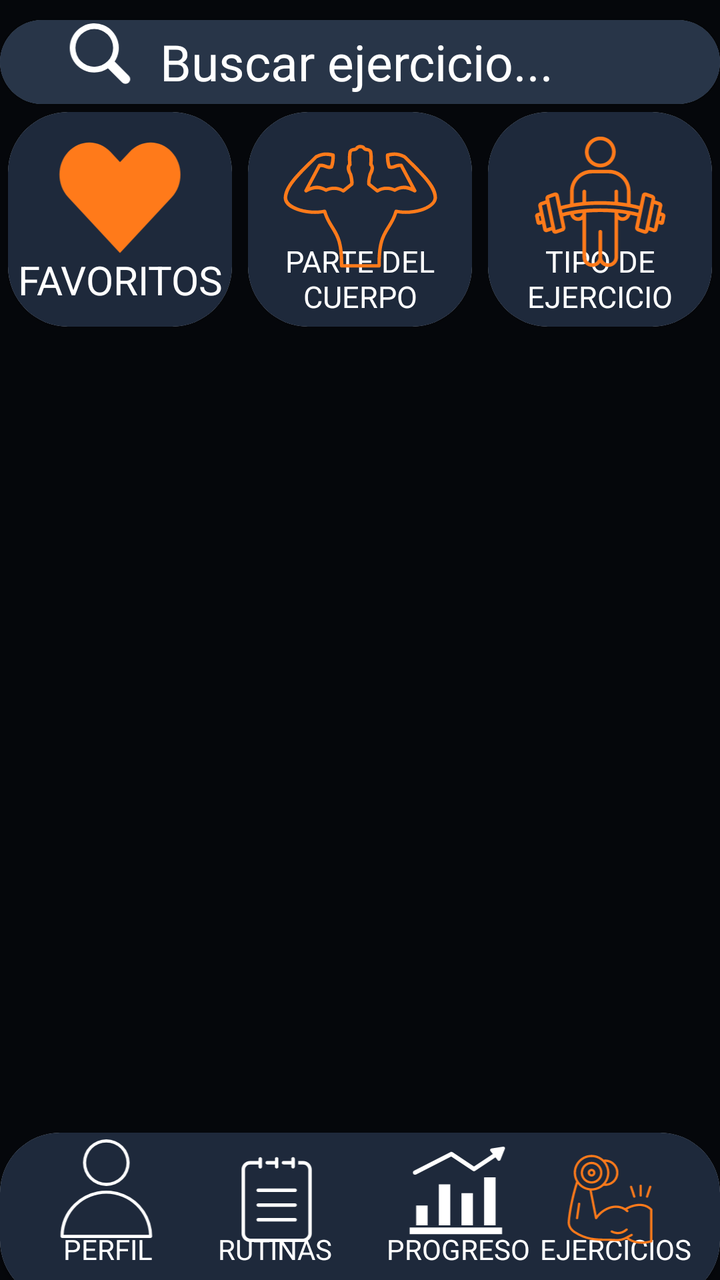
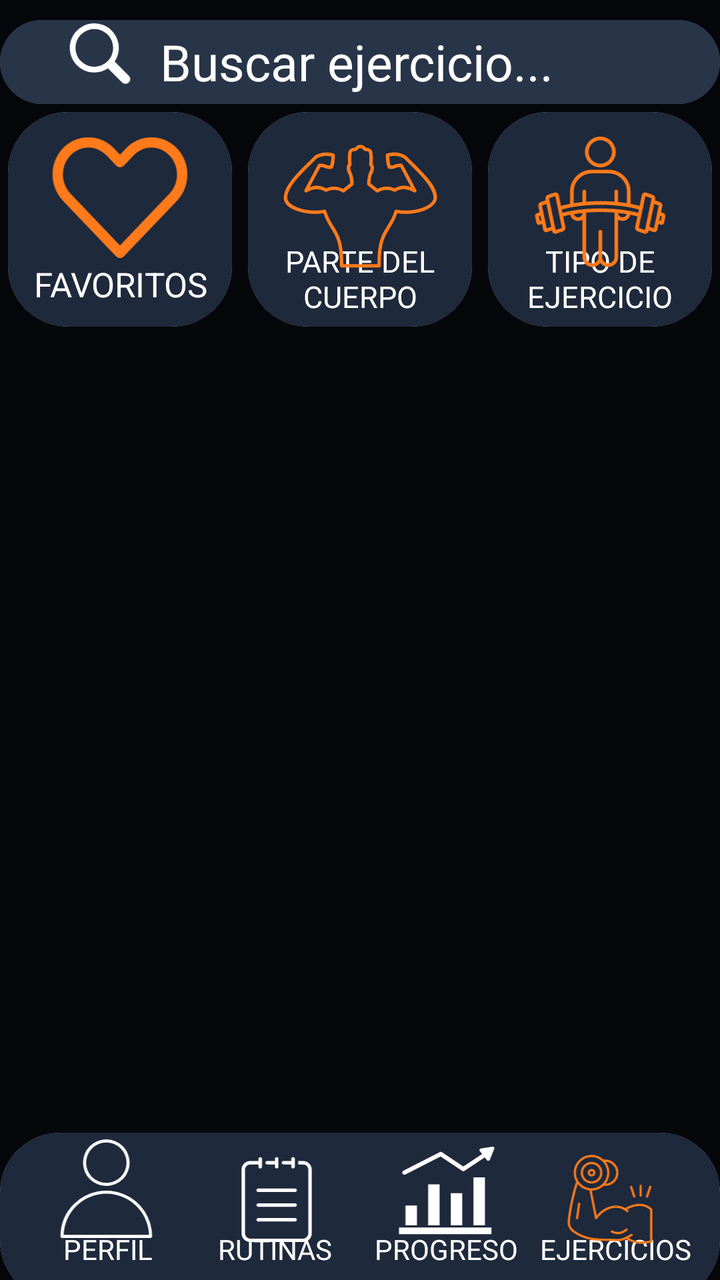

Two renders of the same Android screen: before a commit and after it. Below are the layout's source before the change and the commit's diff.
<!-- AndroidManifest.xml: application theme Theme.DailyRep -->
<!-- res/layout/activity_ejercicios.xml -->
<?xml version="1.0" encoding="utf-8"?>
<LinearLayout xmlns:android="http://schemas.android.com/apk/res/android"
    xmlns:app="http://schemas.android.com/apk/res-auto"
    xmlns:tools="http://schemas.android.com/tools"
    android:id="@+id/main"
    android:layout_width="match_parent"
    android:layout_height="match_parent"
    tools:context=".Ejercicios"
    android:orientation="vertical"
    android:background="@color/fondoPantallas"
    android:weightSum="15">
    <androidx.cardview.widget.CardView
        android:layout_width="match_parent"
        android:layout_height="0dp"
        android:layout_weight="1"
        android:layout_marginTop="10dp"
        app:cardCornerRadius="30dp">
        <androidx.constraintlayout.widget.ConstraintLayout
            android:layout_width="match_parent"
            android:layout_height="match_parent"
            android:background="@color/buscador">
            <ImageView
                android:id="@+id/vector_lupa"
                android:layout_width="100dp"
                android:layout_height="wrap_content"
                app:layout_constraintTop_toTopOf="parent"
                app:layout_constraintBottom_toBottomOf="parent"
                android:src="@drawable/lupa"
                android:elevation="1dp"
                android:tint="@color/textos"
                app:layout_constraintStart_toStartOf="parent">
            </ImageView>
            <EditText
                android:id="@+id/buscador"
                android:layout_width="match_parent"
                android:layout_height="match_parent"
                android:background="@color/buscador"
                android:hint="@string/buscar_ejercicio"
                android:textColorHint="@color/textos"
                android:textColor="@color/textos"
                android:textSize="25sp"
                android:paddingStart="80dp"
                >
            </EditText>
        </androidx.constraintlayout.widget.ConstraintLayout>
    </androidx.cardview.widget.CardView>
    <LinearLayout
        android:layout_width="match_parent"
        android:layout_height="0dp"
        android:layout_weight="2.75"
        android:weightSum="3"
        android:orientation="horizontal">
        <androidx.constraintlayout.widget.ConstraintLayout
            android:layout_width="0dp"
            android:layout_height="match_parent"
            android:layout_weight="1">
            <androidx.cardview.widget.CardView
                android:layout_width="match_parent"
                android:layout_height="match_parent"
                app:cardCornerRadius="30dp"
                android:layout_margin="4dp">
                <TextView
                    android:layout_width="match_parent"
                    android:layout_height="match_parent"
                    android:background="@color/cuadros"
                    android:text="@string/favoritos"
                    android:textColor="@color/textos"
                    android:textSize="20dp"
                    android:gravity="center|bottom"
                    android:paddingBottom="10dp">
                </TextView>
            </androidx.cardview.widget.CardView>
            <ImageView
                android:layout_width="108dp"
                android:layout_height="108dp"
                android:src="@drawable/heart"
                android:tint="@color/naranja"
                android:elevation="2dp"
                app:layout_constraintTop_toTopOf="parent"
                app:layout_constraintBottom_toBottomOf="parent"
                app:layout_constraintStart_toStartOf="parent"
                app:layout_constraintEnd_toEndOf="parent">
            </ImageView>
        </androidx.constraintlayout.widget.ConstraintLayout>
        <androidx.constraintlayout.widget.ConstraintLayout
            android:layout_width="0dp"
            android:layout_height="match_parent"
            android:layout_weight="1">
            <androidx.cardview.widget.CardView
                android:layout_width="match_parent"
                android:layout_height="match_parent"
                app:cardCornerRadius="30dp"
                android:layout_margin="4dp">
                <TextView
                    android:layout_width="match_parent"
                    android:layout_height="match_parent"
                    android:background="@color/cuadros"
                    android:text="@string/parteDelCuerpo"
                    android:textColor="@color/textos"
                    android:textSize="15sp"
                    android:gravity="center|bottom"
                    android:paddingBottom="5dp">
                </TextView>
            </androidx.cardview.widget.CardView>
            <ImageView
                android:layout_width="115dp"
                android:layout_height="115dp"
                android:src="@drawable/parte_cuerpo"
                android:tint="@color/naranja"
                android:elevation="2dp"
                app:layout_constraintTop_toTopOf="parent"
                app:layout_constraintStart_toStartOf="parent"
                app:layout_constraintEnd_toEndOf="parent">
            </ImageView>
        </androidx.constraintlayout.widget.ConstraintLayout>
        <androidx.constraintlayout.widget.ConstraintLayout
            android:layout_width="0dp"
            android:layout_height="match_parent"
            android:layout_weight="1">
            <androidx.cardview.widget.CardView
                android:layout_width="match_parent"
                android:layout_height="match_parent"
                app:cardCornerRadius="30dp"
                android:layout_margin="4dp">
                <TextView
                    android:layout_width="match_parent"
                    android:layout_height="match_parent"
                    android:background="@color/cuadros"
                    android:text="@string/tipo_ejercicio"
                    android:textColor="@color/textos"
                    android:textSize="15sp"
                    android:gravity="center|bottom"
                    android:paddingBottom="5dp">
                </TextView>
            </androidx.cardview.widget.CardView>
            <ImageView
                android:layout_width="115dp"
                android:layout_height="110dp"
                android:src="@drawable/tipo_ejercicio"
                android:tint="@color/naranja"
                android:elevation="2dp"
                app:layout_constraintTop_toTopOf="parent"
                app:layout_constraintStart_toStartOf="parent"
                app:layout_constraintEnd_toEndOf="parent">
            </ImageView>
        </androidx.constraintlayout.widget.ConstraintLayout>
    </LinearLayout>
    <LinearLayout
        android:layout_width="match_parent"
        android:layout_height="0dp"
        android:orientation="vertical"
        android:layout_weight="9.5">
        <androidx.recyclerview.widget.RecyclerView
            android:id="@+id/recycler_ejercicios"
            android:layout_width="match_parent"
            android:layout_height="wrap_content">
        </androidx.recyclerview.widget.RecyclerView>
    </LinearLayout>
    <androidx.cardview.widget.CardView
        android:layout_width="match_parent"
        android:layout_height="0dp"
        android:layout_weight="2"
        app:cardCornerRadius="30dp">
        <androidx.constraintlayout.widget.ConstraintLayout
            android:layout_width="match_parent"
            android:layout_height="match_parent"
            android:background="@color/cuadros">
            <TextView
                android:id="@+id/textoPerfil"
                android:layout_width="wrap_content"
                android:layout_height="wrap_content"
                android:textColor="@color/textos"
                android:text="@string/perfil"
                app:layout_constraintStart_toStartOf="parent"
                app:layout_constraintTop_toTopOf="parent"
                app:layout_constraintBottom_toBottomOf="parent"
                app:layout_constraintEnd_toEndOf="parent"
                app:layout_constraintVertical_bias="0.75"
                app:layout_constraintHorizontal_bias="0.10">
            </TextView>
            <ImageView
                android:layout_width="65dp"
                android:layout_height="65dp"
                android:src="@drawable/perfil"
                app:layout_constraintBottom_toBottomOf="parent"
                app:layout_constraintTop_toTopOf="parent"
                app:layout_constraintStart_toStartOf="parent"
                app:layout_constraintEnd_toEndOf="parent"
                app:layout_constraintHorizontal_bias="0.07"
                app:layout_constraintVertical_bias="0.10"
                android:tint="@color/textos">
            </ImageView>
            <TextView
                android:id="@+id/textoRutinas"
                android:layout_width="wrap_content"
                android:layout_height="wrap_content"
                android:textColor="@color/textos"
                android:text="@string/rutinas"
                app:layout_constraintStart_toStartOf="parent"
                app:layout_constraintTop_toTopOf="parent"
                app:layout_constraintBottom_toBottomOf="parent"
                app:layout_constraintEnd_toEndOf="parent"
                app:layout_constraintVertical_bias="0.75"
                app:layout_constraintHorizontal_bias="0.36">
            </TextView>
            <ImageView
                android:layout_width="100dp"
                android:layout_height="100dp"
                android:src="@drawable/rutinas"
                app:layout_constraintTop_toTopOf="parent"
                app:layout_constraintStart_toStartOf="parent"
                app:layout_constraintEnd_toEndOf="parent"
                android:paddingBottom="25dp"
                app:layout_constraintHorizontal_bias="0.34"
                android:tint="@color/textos">
            </ImageView>
            <TextView
                android:id="@+id/textoProgreso"
                android:layout_width="wrap_content"
                android:layout_height="wrap_content"
                android:textColor="@color/textos"
                android:text="@string/progreso"
                app:layout_constraintStart_toStartOf="parent"
                app:layout_constraintTop_toTopOf="parent"
                app:layout_constraintBottom_toBottomOf="parent"
                app:layout_constraintEnd_toEndOf="parent"
                app:layout_constraintVertical_bias="0.75"
                app:layout_constraintHorizontal_bias="0.67">
            </TextView>
            <ImageView
                android:layout_width="90dp"
                android:layout_height="90dp"
                android:src="@drawable/progreso"
                app:layout_constraintTop_toTopOf="parent"
                app:layout_constraintStart_toStartOf="parent"
                app:layout_constraintEnd_toEndOf="parent"
                android:paddingBottom="25dp"
                app:layout_constraintHorizontal_bias="0.68"
                android:tint="@color/textos">
            </ImageView>
            <TextView
                android:id="@+id/textoEjercicios"
                android:layout_width="wrap_content"
                android:layout_height="wrap_content"
                android:textColor="@color/textos"
                android:text="@string/ejercicios"
                app:layout_constraintStart_toStartOf="parent"
                app:layout_constraintTop_toTopOf="parent"
                app:layout_constraintBottom_toBottomOf="parent"
                app:layout_constraintEnd_toEndOf="parent"
                app:layout_constraintVertical_bias="0.75"
                app:layout_constraintHorizontal_bias="0.95">
            </TextView>
            <ImageView
                android:layout_width="110dp"
                android:layout_height="100dp"
                android:src="@drawable/ejercicios"
                app:layout_constraintTop_toTopOf="parent"
                app:layout_constraintEnd_toEndOf="parent"
                android:paddingBottom="25dp"
                android:tint="@color/naranja">
            </ImageView>
        </androidx.constraintlayout.widget.ConstraintLayout>
    </androidx.cardview.widget.CardView>
</LinearLayout>
<!-- resources referenced by this layout -->
<resources>
  <color name="buscador">
          #283548
      </color>
  <color name="cuadros">
          #1E293B
      </color>
  <color name="fondoPantallas">
          #05070B
      </color>
  <color name="naranja">
          #FF7A1A
      </color>
  <color name="textos">
          #FFFFFF
      </color>
  <!-- drawable heart (drawable) -->
  <vector xmlns:android="http://schemas.android.com/apk/res/android"
      android:width="100dp"
      android:height="125dp"
      android:viewportWidth="100"
      android:viewportHeight="125">
    <path
        android:pathData="m20.07,23.46c-6.76,7.28 -6.75,18.98 0,26.27l29.91,32.28c9.98,-10.75 19.97,-21.49 29.95,-32.24 6.76,-7.28 6.76,-18.99 0,-26.27 -6.76,-7.28 -17.64,-7.28 -24.4,0l-5.51,5.93 -5.55,-5.97c-6.76,-7.28 -17.64,-7.28 -24.4,0z"
        android:fillColor="#000000"
        android:strokeColor="#00000000"/>
  </vector>
  <!-- drawable lupa (drawable) -->
  <vector xmlns:android="http://schemas.android.com/apk/res/android"
      android:width="100dp"
      android:height="125dp"
      android:viewportWidth="100"
      android:viewportHeight="125">
    <path
        android:fillColor="#FF000000"
        android:pathData="M41.51,78.03A36.31,36.31 0,0 0,61.86 71.82L82.98,92.94a7.04,7.04 0,1 0,9.96 -9.96L71.82,61.86a36.51,36.51 0,1 0,-30.3 16.17ZM41.51,13.45A28.07,28.07 0,1 1,13.45 41.51,28.1 28.1,0 0,1 41.51,13.45Z"/>
  </vector>
  <!-- drawable perfil (drawable) -->
  <vector xmlns:android="http://schemas.android.com/apk/res/android"
      android:width="95dp"
      android:height="118.75dp"
      android:viewportWidth="95"
      android:viewportHeight="118.75">
    <path
        android:fillColor="#FF000000"
        android:pathData="M47.5,52.1A39.05,39.05 0,0 1,86.47 89.69L8.53,89.69A39.05,39.05 0,0 1,47.5 52.1ZM7.1,92.5L87.9,92.5a1.41,1.41 0,0 0,1.41 -1.41A41.81,41.81 0,0 0,17.93 61.53,41.54 41.54,0 0,0 5.69,91.09 1.41,1.41 0,0 0,7.1 92.5ZM47.5,5.31a18.46,18.46 0,1 1,-18.46 18.46A18.48,18.48 0,0 1,47.5 5.31ZM47.5,45.04A21.27,21.27 0,1 0,26.23 23.77,21.3 21.3,0 0,0 47.5,45.04Z"
        android:fillType="evenOdd"/>
  </vector>
  <!-- drawable progreso (drawable) -->
  <vector xmlns:android="http://schemas.android.com/apk/res/android"
      android:width="110dp"
      android:height="135dp"
      android:viewportWidth="110"
      android:viewportHeight="135">
    <path
        android:fillColor="#FF000000"
        android:pathData="m94.75,46.35v49.84l-11.95,0v-49.85zM59.31,62.85v33.35h11.88v-33.35zM35.78,53.59v42.6h11.88v-42.6zM5.5,105.4h95.97v-6.96h-95.97zM12.25,75.68v20.51h11.88v-20.51zM102.64,14.62 L90.43,16.37c-1.21,0.14 -1.84,1.69 -1.05,2.62l2.48,3.16 -19.54,12.98 -22.28,-14.81c-0.38,-0.25 -0.81,-0.37 -1.25,-0.37 -0.35,0 -0.71,0.08 -1.02,0.23l-37.66,19.25c-2.61,1.39 -0.59,5.27 2.04,4l36.49,-18.65 22.43,14.9c0.75,0.5 1.73,0.5 2.48,0l21.09,-14 2.36,3c0.72,0.98 2.38,0.74 2.79,-0.4l4.59,-11.44c0.48,-1.11 -0.54,-2.44 -1.74,-2.22z"/>
  </vector>
  <string name="buscar_ejercicio">Buscar ejercicio...</string>
  <string name="ejercicios">EJERCICIOS</string>
  <string name="favoritos">FAVORITOS</string>
  <string name="parteDelCuerpo">PARTE DEL CUERPO</string>
  <string name="perfil">PERFIL</string>
  <string name="progreso">PROGRESO</string>
  <string name="rutinas">RUTINAS</string>
  <string name="tipo_ejercicio">TIPO DE EJERCICIO</string>
  <style name="Theme.DailyRep" parent="Base.Theme.DailyRep" />
  <style name="Base.Theme.DailyRep" parent="Theme.Material3.DayNight.NoActionBar">
          
          
      </style>
  <!-- unchanged entries left out for length: 4 -->
</resources>

<!-- the commit's change to res/layout/activity_ejercicios.xml (unified diff, before → after) -->
@@ -27,8 +27,8 @@
                 app:layout_constraintBottom_toBottomOf="parent"
                 android:src="@drawable/lupa"
                 android:elevation="1dp"
-                android:tint="@color/textos"
-                app:layout_constraintStart_toStartOf="parent">
+                app:layout_constraintStart_toStartOf="parent"
+                app:tint="@color/textos">
             </ImageView>
             <EditText
                 android:id="@+id/buscador"
@@ -60,26 +60,28 @@
                 app:cardCornerRadius="30dp"
                 android:layout_margin="4dp">
                 <TextView
+                    android:id="@+id/botonFavoritos"
                     android:layout_width="match_parent"
                     android:layout_height="match_parent"
                     android:background="@color/cuadros"
                     android:text="@string/favoritos"
                     android:textColor="@color/textos"
-                    android:textSize="20dp"
+                    android:textSize="17sp"
                     android:gravity="center|bottom"
                     android:paddingBottom="10dp">
                 </TextView>
             </androidx.cardview.widget.CardView>
             <ImageView
+                android:id="@+id/imagenCorazon"
                 android:layout_width="108dp"
                 android:layout_height="108dp"
-                android:src="@drawable/heart"
-                android:tint="@color/naranja"
+                android:src="@drawable/corazon_vacio"
                 android:elevation="2dp"
                 app:layout_constraintTop_toTopOf="parent"
                 app:layout_constraintBottom_toBottomOf="parent"
                 app:layout_constraintStart_toStartOf="parent"
-                app:layout_constraintEnd_toEndOf="parent">
+                app:layout_constraintEnd_toEndOf="parent"
+                app:tint="@color/naranja">
             </ImageView>
         </androidx.constraintlayout.widget.ConstraintLayout>
         <androidx.constraintlayout.widget.ConstraintLayout
@@ -92,6 +94,7 @@
                 app:cardCornerRadius="30dp"
                 android:layout_margin="4dp">
                 <TextView
+                    android:id="@+id/botonParteCuerpo"
                     android:layout_width="match_parent"
                     android:layout_height="match_parent"
                     android:background="@color/cuadros"
@@ -106,11 +109,12 @@
                 android:layout_width="115dp"
                 android:layout_height="115dp"
                 android:src="@drawable/parte_cuerpo"
-                android:tint="@color/naranja"
                 android:elevation="2dp"
-                app:layout_constraintTop_toTopOf="parent"
-                app:layout_constraintStart_toStartOf="parent"
-                app:layout_constraintEnd_toEndOf="parent">
+                android:clickable="false"
+                app:layout_constraintTop_toTopOf="parent"
+                app:layout_constraintStart_toStartOf="parent"
+                app:layout_constraintEnd_toEndOf="parent"
+                app:tint="@color/naranja">
             </ImageView>
         </androidx.constraintlayout.widget.ConstraintLayout>
         <androidx.constraintlayout.widget.ConstraintLayout
@@ -137,11 +141,11 @@
                 android:layout_width="115dp"
                 android:layout_height="110dp"
                 android:src="@drawable/tipo_ejercicio"
-                android:tint="@color/naranja"
                 android:elevation="2dp"
                 app:layout_constraintTop_toTopOf="parent"
                 app:layout_constraintStart_toStartOf="parent"
-                app:layout_constraintEnd_toEndOf="parent">
+                app:layout_constraintEnd_toEndOf="parent"
+                app:tint="@color/naranja">
             </ImageView>
         </androidx.constraintlayout.widget.ConstraintLayout>
     </LinearLayout>
@@ -188,7 +192,7 @@
                 app:layout_constraintEnd_toEndOf="parent"
                 app:layout_constraintHorizontal_bias="0.07"
                 app:layout_constraintVertical_bias="0.10"
-                android:tint="@color/textos">
+                app:tint="@color/textos">
             </ImageView>
             <TextView
                 android:id="@+id/textoRutinas"
@@ -212,7 +216,7 @@
                 app:layout_constraintEnd_toEndOf="parent"
                 android:paddingBottom="25dp"
                 app:layout_constraintHorizontal_bias="0.34"
-                android:tint="@color/textos">
+                app:tint="@color/textos">
             </ImageView>
             <TextView
                 android:id="@+id/textoProgreso"
@@ -225,7 +229,7 @@
                 app:layout_constraintBottom_toBottomOf="parent"
                 app:layout_constraintEnd_toEndOf="parent"
                 app:layout_constraintVertical_bias="0.75"
-                app:layout_constraintHorizontal_bias="0.67">
+                app:layout_constraintHorizontal_bias="0.65">
             </TextView>
             <ImageView
                 android:layout_width="90dp"
@@ -235,8 +239,8 @@
                 app:layout_constraintStart_toStartOf="parent"
                 app:layout_constraintEnd_toEndOf="parent"
                 android:paddingBottom="25dp"
-                app:layout_constraintHorizontal_bias="0.68"
-                android:tint="@color/textos">
+                app:layout_constraintHorizontal_bias="0.66"
+                app:tint="@color/textos">
             </ImageView>
             <TextView
                 android:id="@+id/textoEjercicios"
@@ -258,7 +262,7 @@
                 app:layout_constraintTop_toTopOf="parent"
                 app:layout_constraintEnd_toEndOf="parent"
                 android:paddingBottom="25dp"
-                android:tint="@color/naranja">
+                app:tint="@color/naranja">
             </ImageView>
         </androidx.constraintlayout.widget.ConstraintLayout>
     </androidx.cardview.widget.CardView>
<!-- resource entries referenced after the edit -->
@@ -15,14 +15,14 @@
   <color name="textos">
           #FFFFFF
       </color>
-  <!-- drawable heart (drawable) -->
+  <!-- drawable corazon_vacio (drawable) -->
   <vector xmlns:android="http://schemas.android.com/apk/res/android"
       android:width="100dp"
       android:height="125dp"
       android:viewportWidth="100"
       android:viewportHeight="125">
     <path
-        android:pathData="m20.07,23.46c-6.76,7.28 -6.75,18.98 0,26.27l29.91,32.28c9.98,-10.75 19.97,-21.49 29.95,-32.24 6.76,-7.28 6.76,-18.99 0,-26.27 -6.76,-7.28 -17.64,-7.28 -24.4,0l-5.51,5.93 -5.55,-5.97c-6.76,-7.28 -17.64,-7.28 -24.4,0z"
+        android:pathData="m31.75,15.03c-5.34,0 -10.69,2.09 -14.72,6.31 -8.06,8.44 -8.05,21.96 0,30.41l30.78,32.28a3,3 0,0 0,4.34 0c10.27,-10.75 20.54,-21.5 30.81,-32.25 8.06,-8.44 8.06,-21.97 0,-30.41 -8.06,-8.44 -21.37,-8.44 -29.44,0l-3.53,3.66 -3.53,-3.69c-4.03,-4.22 -9.38,-6.31 -14.72,-6.31zM31.75,20.91c3.73,0 7.49,1.54 10.41,4.59l5.69,5.97a3,3 0,0 0,4.34 0l5.66,-5.94c5.84,-6.11 14.94,-6.11 20.78,0 5.84,6.11 5.84,16.01 0,22.13 -9.54,9.98 -19.08,19.95 -28.63,29.94l-28.63,-29.97c-5.84,-6.12 -5.84,-16.01 0,-22.13 2.92,-3.06 6.64,-4.59 10.38,-4.59z"
         android:fillColor="#000000"
         android:strokeColor="#00000000"/>
   </vector>
